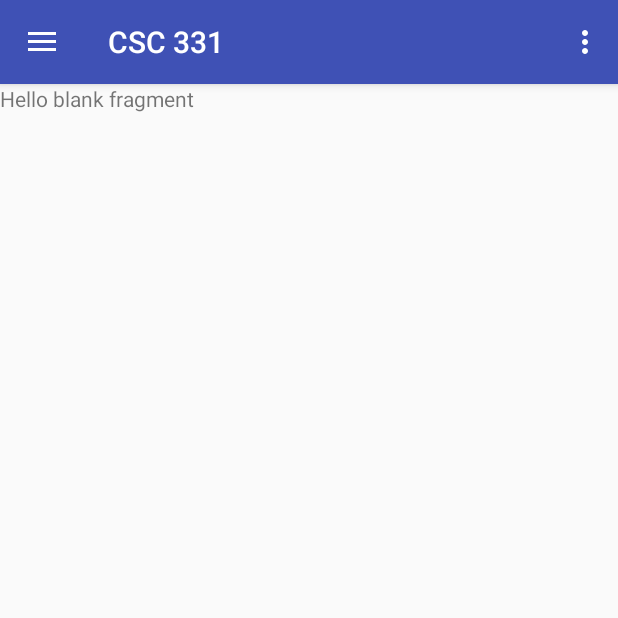
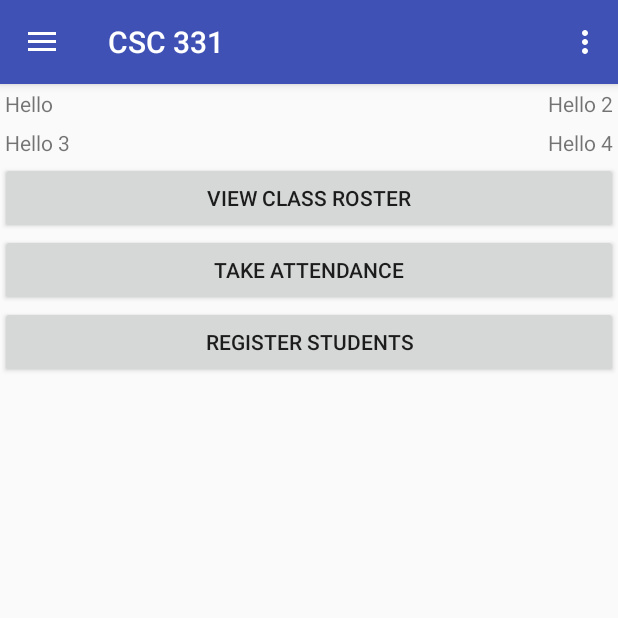
Before and after one commit to rcc1622/BluetoothAttendee, an Android app: the screen it shows after launch (MainActivity), after a tap on "CSC 331", on a phone screen of 412 x 824 dp, the top half of it. Run offline under Robolectric (Android 15) with nearby library versions, the phone set to English and light mode, and no system bars.

Commit message:
Update fragment_class.xml
Update the layout for the detailed class fragment into sections for the class information and the buttons.

```diff
--- a/app/src/main/res/layout/fragment_class.xml
+++ b/app/src/main/res/layout/fragment_class.xml
@@ -1,13 +1,55 @@
-<FrameLayout xmlns:android="http://schemas.android.com/apk/res/android"
+<LinearLayout xmlns:android="http://schemas.android.com/apk/res/android"
     xmlns:tools="http://schemas.android.com/tools"
     android:layout_width="match_parent"
-    android:layout_height="match_parent"
+    android:layout_height="wrap_content"
+    android:orientation="vertical"
     tools:context="com.csc_331_jagwares.bluetoothattendee.ClassFragment">
 
-    <!-- TODO: Update blank fragment layout -->
-    <TextView
+    <TableLayout xmlns:android="http://schemas.android.com/apk/res/android"
         android:layout_width="match_parent"
         android:layout_height="match_parent"
-        android:text="@string/hello_blank_fragment" />
+        android:stretchColumns="1">
+        <TableRow>
+            <TextView
+                android:text="Hello"
+                android:padding="3dip" />
+            <TextView
+                android:text="Hello 2"
+                android:gravity="right"
+                android:padding="3dip" />
+        </TableRow>
 
-</FrameLayout>
+        <TableRow>
+            <TextView
+                android:text="Hello 3"
+                android:padding="3dip" />
+            <TextView
+                android:text="Hello 4"
+                android:gravity="right"
+                android:padding="3dip" />
+        </TableRow>
+    </TableLayout>
+
+    <LinearLayout
+        android:layout_width="match_parent"
+        android:layout_height="wrap_content"
+        android:orientation="vertical">
+
+        <Button
+            android:layout_width="match_parent"
+            android:layout_height="wrap_content"
+            android:text="View Class Roster" />
+
+        <Button
+            android:layout_width="match_parent"
+            android:layout_height="wrap_content"
+            android:text="Take Attendance" />
+
+        <Button
+            android:layout_width="match_parent"
+            android:layout_height="wrap_content"
+            android:text="Register Students" />
+
+    </LinearLayout>
+
+</LinearLayout>
```
